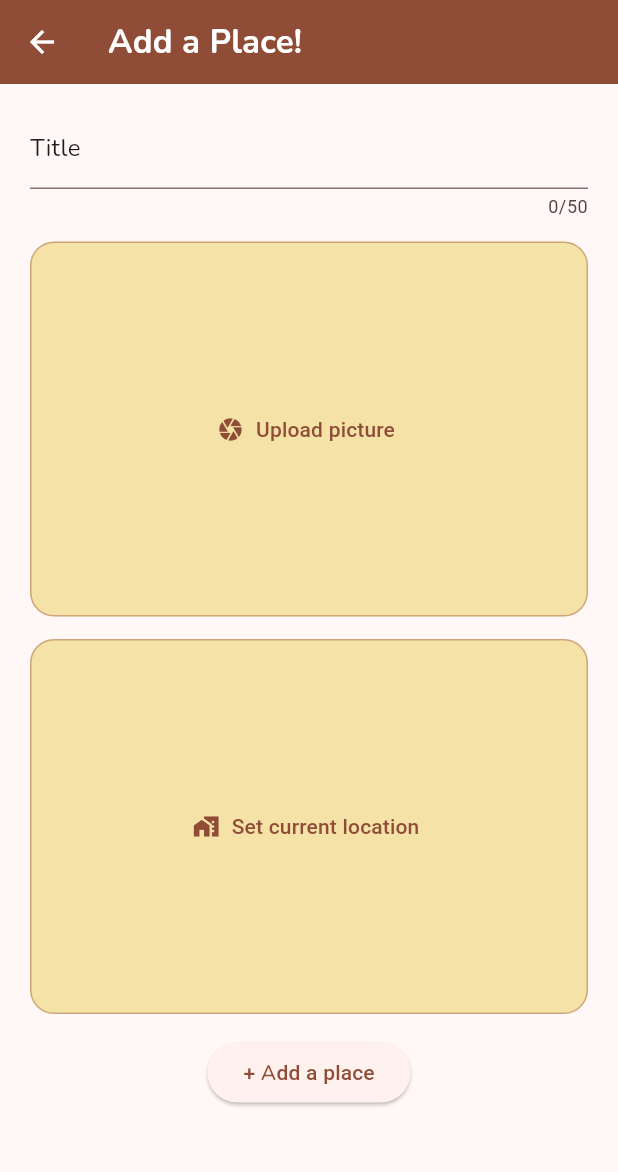
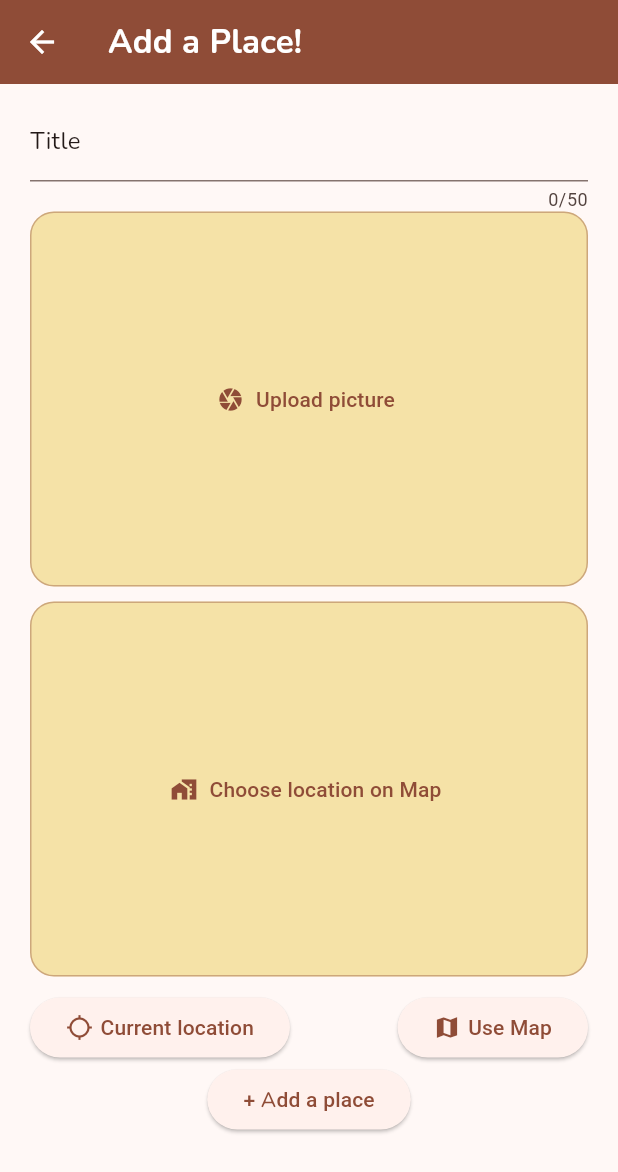
Before and after one commit to Crayyyyyy/favorite_places, a Flutter app: the ScreenFormPlace screen opened by its route, on a phone screen of 412 x 824 dp. Shown: the top 1172 px of the screen. Run offline on Flutter 3.47's test engine with Material 3 defaults, Android fonts, the phone set to English and light mode, and no system bars; our stand-ins replace flutter_riverpod, google_fonts, image_picker, location.

```diff
--- a/lib/screens/form_place/components/input_location_field.dart
+++ b/lib/screens/form_place/components/input_location_field.dart
@@ -1,4 +1,6 @@
 import 'package:flutter/material.dart';
+import 'package:location/location.dart';
+import 'package:http/http.dart';
 
 class InputLocationField extends StatefulWidget {
   const InputLocationField({super.key});
@@ -8,9 +10,45 @@ class InputLocationField extends StatefulWidget {
 }
 
 class _InputLocationFieldState extends State<InputLocationField> {
+  late Location location;
+
+  void _getCurrentLocation() async {
+    print("Executed");
+    Location locationTemp = new Location();
+
+    bool serviceEnabled;
+    PermissionStatus permissionGranted;
+    LocationData locationData;
+
+    serviceEnabled = await locationTemp.serviceEnabled();
+    if (!serviceEnabled) {
+      serviceEnabled = await locationTemp.requestService();
+      if (!serviceEnabled) {
+        return;
+      }
+    }
+
+    permissionGranted = await locationTemp.hasPermission();
+    if (permissionGranted == PermissionStatus.denied) {
+      permissionGranted = await locationTemp.requestPermission();
+      if (permissionGranted != PermissionStatus.granted) {
+        return;
+      }
+    }
+
+    location = locationTemp;
+    locationData = await locationTemp.getLocation();
+    // final url = Uri.parse();
+
+    print(locationData.latitude);
+    print(locationData.altitude);
+  }
+
   @override
   Widget build(BuildContext context) {
-    return Container(
+    return Column(
+      children: [
+        Container(
           decoration: BoxDecoration(
             border: Border.all(
               width: 1,
@@ -24,9 +62,51 @@ class _InputLocationFieldState extends State<InputLocationField> {
           child: TextButton.icon(
             style: ButtonStyle(),
             onPressed: () {},
-        label: Text("Set current location"),
+            label: Text("Choose location on Map"),
             icon: Icon(Icons.maps_home_work_sharp),
           ),
+        ),
+        const SizedBox(height: 10),
+        Row(
+          mainAxisAlignment: MainAxisAlignment.spaceBetween,
+          children: [
+            ElevatedButton(
+              onPressed: () {
+                _getCurrentLocation();
+              },
+              child: Expanded(
+                child: Row(
+                  children: [
+                    Icon(
+                      Icons.location_searching_sharp,
+                    ),
+                    const SizedBox(
+                      width: 5,
+                    ),
+                    Text("Current location"),
+                  ],
+                ),
+              ),
+            ),
+            ElevatedButton(
+              onPressed: () {},
+              child: Expanded(
+                child: Row(
+                  children: [
+                    Icon(
+                      Icons.map_sharp,
+                    ),
+                    const SizedBox(
+                      width: 5,
+                    ),
+                    Text("Use Map"),
+                  ],
+                ),
+              ),
+            ),
+          ],
+        ),
+      ],
     );
   }
 }
--- a/lib/screens/form_place/screen_form_place.dart
+++ b/lib/screens/form_place/screen_form_place.dart
@@ -86,26 +86,26 @@ class _ScreenFormPlaceState extends ConsumerState<ScreenFormPlace> {
           style: Theme.of(context).textTheme.titleMedium,
         ),
       ),
-      body: Form(
+      body: SingleChildScrollView(
+        child: Form(
           key: _formKey,
           child: Padding(
             padding: const EdgeInsets.symmetric(horizontal: 20.0),
             child: Column(
               children: [
-              const SizedBox(height: 15),
+                const SizedBox(height: 10),
                 inputTitle,
-              const SizedBox(height: 15),
                 Hero(
                   tag: widget.heroUuid,
                   child: InputImageField(onPickImage: (image) {
                     _selectedImage = image;
                   }),
                 ),
-              const SizedBox(height: 15),
+                const SizedBox(height: 10),
                 InputLocationField(),
-              const SizedBox(height: 15),
                 buttonSubmit,
               ],
+            ),
           ),
         ),
       ),
--- a/pubspec.yaml
+++ b/pubspec.yaml
@@ -39,6 +39,7 @@ dependencies:
   uuid: ^4.5.1
   image_picker: ^1.1.2
   location: ^8.0.0
+  http: ^1.3.0
 
 dev_dependencies:
   flutter_test:
```
Also changed, not shown: pubspec.lock, 2 other files. Lines whose indentation alone changed are shown as unchanged.
